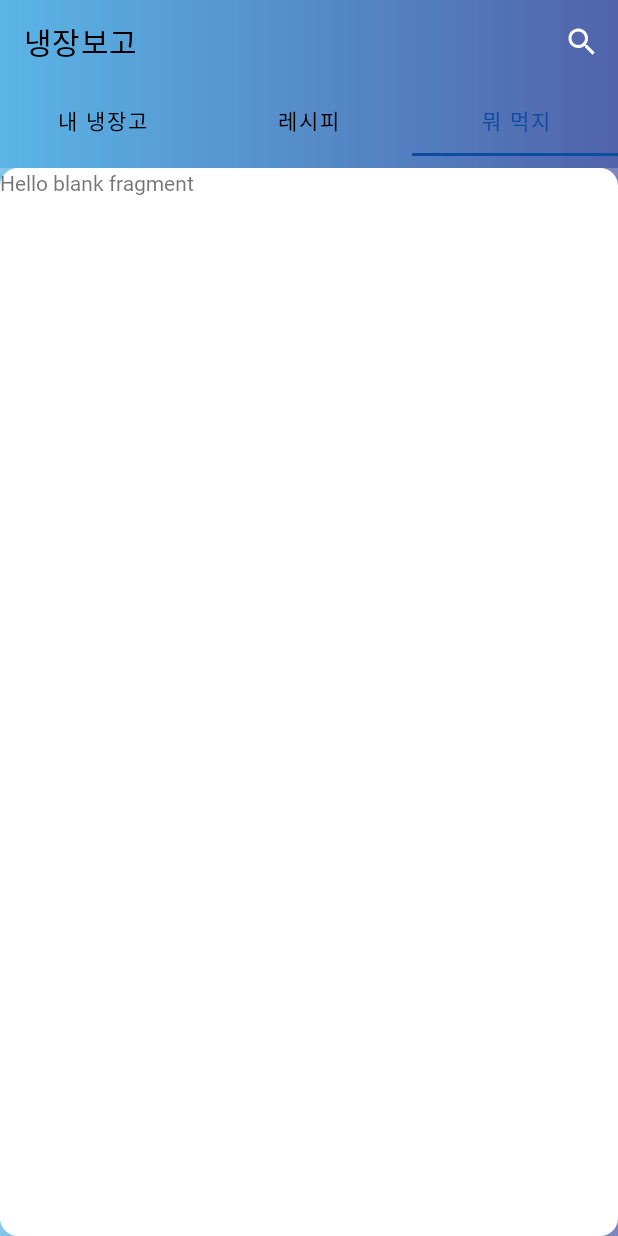
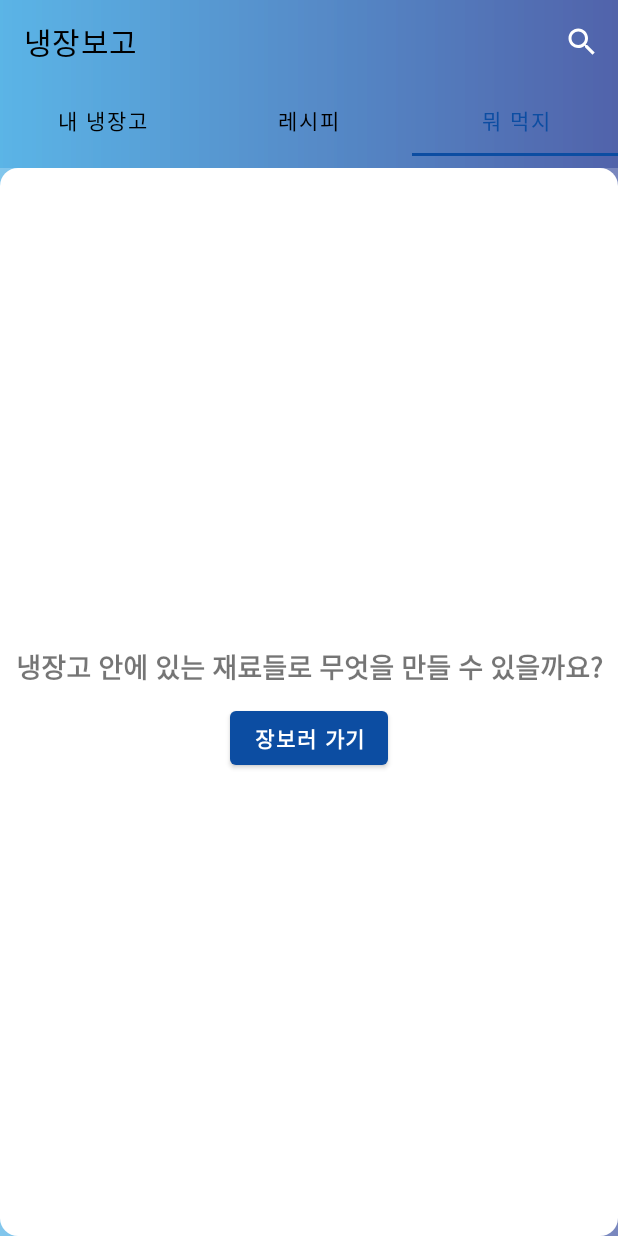
Before and after one commit to elmellamo/My_R_project, an Android app: the screen it shows after launch (MainActivity), tab 3 chosen, on a phone screen of 412 x 824 dp. Run offline under Robolectric (Android 15) with nearby library versions, the phone set to English and light mode, and no system bars.

Commit message:
tab_which 일단 간단하게 xml 만듬

```diff
--- a/app/src/main/res/layout/ex.xml
+++ /dev/null
@@ -1,6 +0,0 @@
-<androidx.constraintlayout.widget.ConstraintLayout xmlns:android="http://schemas.android.com/apk/res/android" xmlns:app="http://schemas.android.com/apk/res-auto" xmlns:tools="http://schemas.android.com/tools" android:layout_width="match_parent" android:layout_height="wrap_content">
-    <!-- 무조건 wrap_content해야한다 그래야 리스트 하나가 가득 안차고 여러개 가능 -->
-    <TextView android:id="@+id/tv_title" android:layout_width="wrap_content" android:layout_height="wrap_content" android:layout_marginStart="16dp" android:layout_marginTop="8dp" android:text="제목" android:textColor="#000000" android:textSize="24sp" app:layout_constraintStart_toStartOf="parent" app:layout_constraintTop_toTopOf="parent"/>
-    <TextView android:id="@+id/tv_content" android:layout_width="wrap_content" android:layout_height="wrap_content" android:layout_marginStart="16dp" android:layout_marginTop="8dp" android:layout_marginBottom="8dp" android:text="내용" android:textColor="#000000" android:textSize="18sp" app:layout_constraintBottom_toBottomOf="parent" app:layout_constraintStart_toStartOf="parent" app:layout_constraintTop_toBottomOf="@+id/tv_title"/>
-    <TextView android:id="@+id/tv_date" android:layout_width="wrap_content" android:layout_height="wrap_content" android:layout_marginEnd="16dp" android:text="작성날짜" android:textColor="#000000" android:textSize="14sp" app:layout_constraintBottom_toBottomOf="@+id/tv_content" app:layout_constraintEnd_toEndOf="parent"/>
-</androidx.constraintlayout.widget.ConstraintLayout>
--- a/app/src/main/res/layout/fragment_tab_which.xml
+++ b/app/src/main/res/layout/fragment_tab_which.xml
@@ -1,14 +1,52 @@
 <?xml version="1.0" encoding="utf-8"?>
-<FrameLayout xmlns:android="http://schemas.android.com/apk/res/android"
+<androidx.constraintlayout.widget.ConstraintLayout xmlns:android="http://schemas.android.com/apk/res/android"
     xmlns:tools="http://schemas.android.com/tools"
     android:layout_width="match_parent"
     android:layout_height="match_parent"
+    xmlns:app="http://schemas.android.com/apk/res-auto"
+    android:orientation="vertical"
     tools:context=".Tab_which">
 
-    <!-- TODO: Update blank fragment layout -->
     <TextView
+            android:layout_width="match_parent"
+            android:layout_height="wrap_content"
+            android:text="냉장고 안에 있는 재료들로 무엇을 만들 수 있을까요?"
+            android:gravity="center"
+            android:paddingTop="10dp"
+            android:paddingBottom="10dp"
+            app:layout_constraintTop_toBottomOf = "parent"
+            app:layout_constraintBottom_toTopOf="@+id/recipe_recyclerview"
+            android:textSize="18dp"
+            android:textStyle="bold"
+            android:id="@+id/txt_tab_which"
+            >
+    </TextView>
+
+
+    <androidx.recyclerview.widget.RecyclerView
+            android:layout_width="match_parent"
+            android:layout_height="wrap_content"
+            android:id="@+id/recipe_recyclerview"
+            app:layout_constraintBottom_toTopOf="@+id/lets_go"
+            app:layout_constraintTop_toBottomOf="@+id/txt_tab_which"
+            tools:listitem="@layout/recipe_list"/>
+
+    <LinearLayout
         android:layout_width="match_parent"
-        android:layout_height="match_parent"
-        android:text="@string/hello_blank_fragment" />
+        android:layout_height="wrap_content"
+        android:id="@+id/lets_go"
+        android:gravity="center"
+        app:layout_constraintTop_toBottomOf="@+id/recipe_recyclerview"
+        app:layout_constraintBottom_toTopOf = "parent"
+        android:orientation="vertical">
+            <Button
+            android:layout_width="wrap_content"
+            android:layout_height="wrap_content"
+            android:text="장보러 가기"
+            android:textStyle="bold"
+        />
+    </LinearLayout>
 
-</FrameLayout>
+
+
+</androidx.constraintlayout.widget.ConstraintLayout>
```
Also changed, not shown: app/src/main/res/layout/dialog_recipe.xml (deleted, +0 -60 lines).
